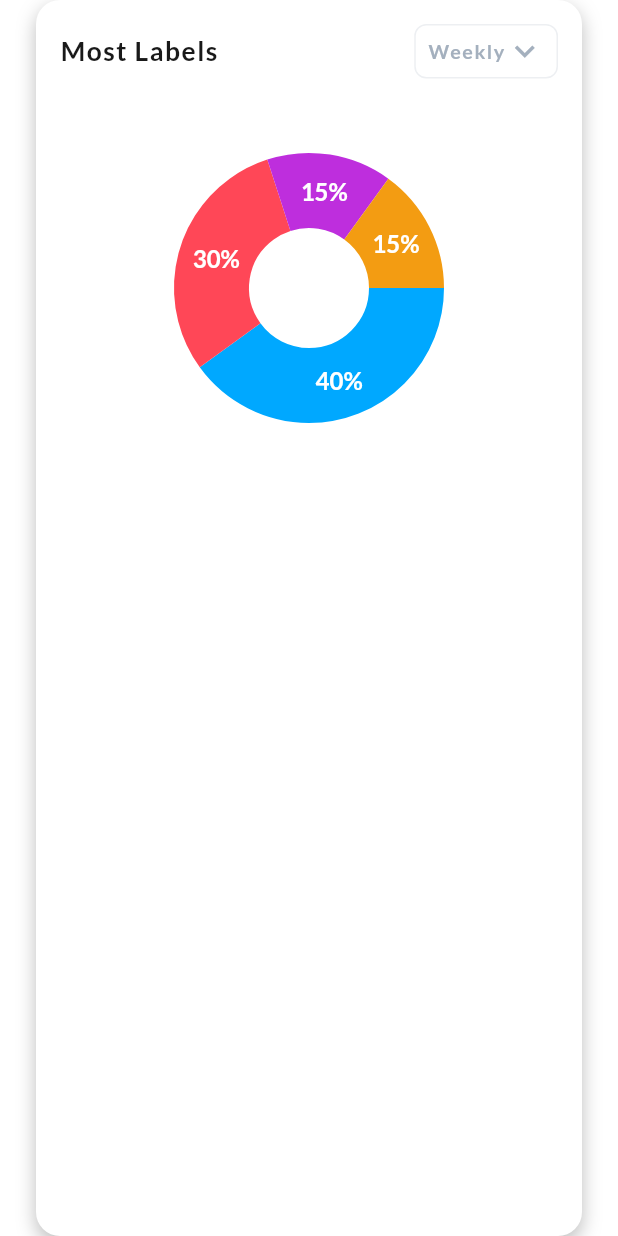
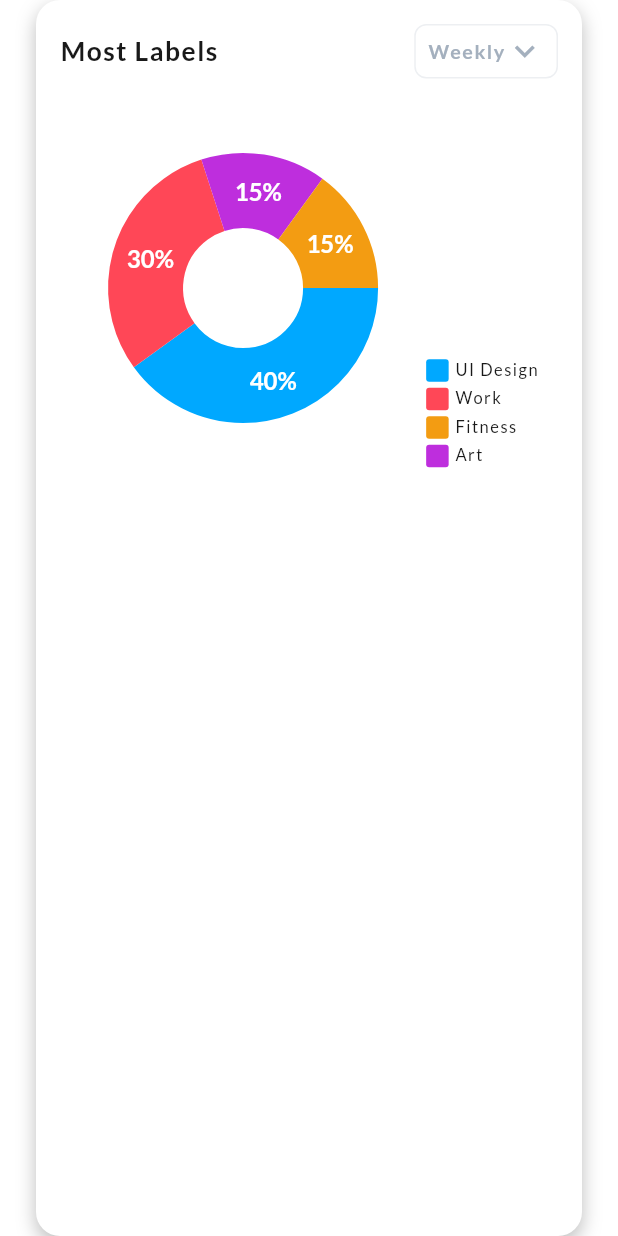
Before and after one commit to draxexx/plan_your_life, a Flutter app: the MostLabels widget shown alone on an empty page, opened directly, on a phone screen of 412 x 824 dp. Run offline on Flutter 3.47's test engine with Material 2 defaults, Android fonts, the phone set to English and light mode, and no system bars; drawn by our look-alikes of fl_chart; our stand-ins replace convex_bottom_bar, flutter_svg, font_awesome_flutter, get, percent_indicator, sleek_circular_slider.

Commit message:
add label texts to the pie chart

```diff
--- a/lib/screens/charts/widgets/most-labels/most_labels.dart
+++ b/lib/screens/charts/widgets/most-labels/most_labels.dart
@@ -56,10 +56,41 @@ class _MostLabelsState extends State<MostLabels> {
             ],
           ),
           const SizedBox(height: 16),
-          SizedBox(
-            width: double.infinity,
-            height: SizeConfig.screenHeight! * 0.3,
-            child: _pieChart(),
+          Row(
+            crossAxisAlignment: CrossAxisAlignment.end,
+            children: [
+              Expanded(
+                child: SizedBox(
+                  width: double.infinity,
+                  height: SizeConfig.screenHeight! * 0.3,
+                  child: _pieChart(),
+                ),
+              ),
+              SizedBox(
+                width: getProportionateScreenWidth(80),
+                child: const Column(
+                  crossAxisAlignment: CrossAxisAlignment.start,
+                  children: [
+                    LabelItem(
+                      text: "UI Design",
+                      color: MyColors.blue,
+                    ),
+                    LabelItem(
+                      text: "Work",
+                      color: MyColors.red,
+                    ),
+                    LabelItem(
+                      text: "Fitness",
+                      color: MyColors.orange,
+                    ),
+                    LabelItem(
+                      text: "Art",
+                      color: MyColors.purple,
+                    ),
+                  ],
+                ),
+              ),
+            ],
           ),
         ],
       ),
--- /dev/null
+++ b/lib/screens/charts/widgets/most-labels/widgets/label_item.dart
@@ -0,0 +1,41 @@
+import '../../../../../index.dart';
+
+class LabelItem extends StatelessWidget {
+  const LabelItem({
+    super.key,
+    required this.text,
+    required this.color,
+  });
+
+  final String text;
+  final Color color;
+
+  @override
+  Widget build(BuildContext context) {
+    return Container(
+      margin: const EdgeInsets.only(bottom: 4),
+      child: Row(
+        crossAxisAlignment: CrossAxisAlignment.start,
+        children: [
+          Container(
+            width: 15,
+            height: 15,
+            decoration: BoxDecoration(
+              color: color,
+              borderRadius: BorderRadius.circular(2),
+            ),
+          ),
+          const SizedBox(
+            width: 4,
+          ),
+          Expanded(
+            child: textBuilder(
+              text,
+              textType: TextType.subText3,
+            ),
+          ),
+        ],
+      ),
+    );
+  }
+}
--- a/lib/screens/index.dart
+++ b/lib/screens/index.dart
@@ -46,3 +46,4 @@ export './charts/widgets/task-activities/widgets/make_group_data.dart';
 export './charts/widgets/task-activities/widgets/left_titles.dart';
 export './charts/widgets/task-activities/widgets/bottom_titles.dart';
 export './charts/widgets/most-labels/most_labels.dart';
+export './charts/widgets/most-labels/widgets/label_item.dart';
```
Also changed, not shown: 1 other file.
